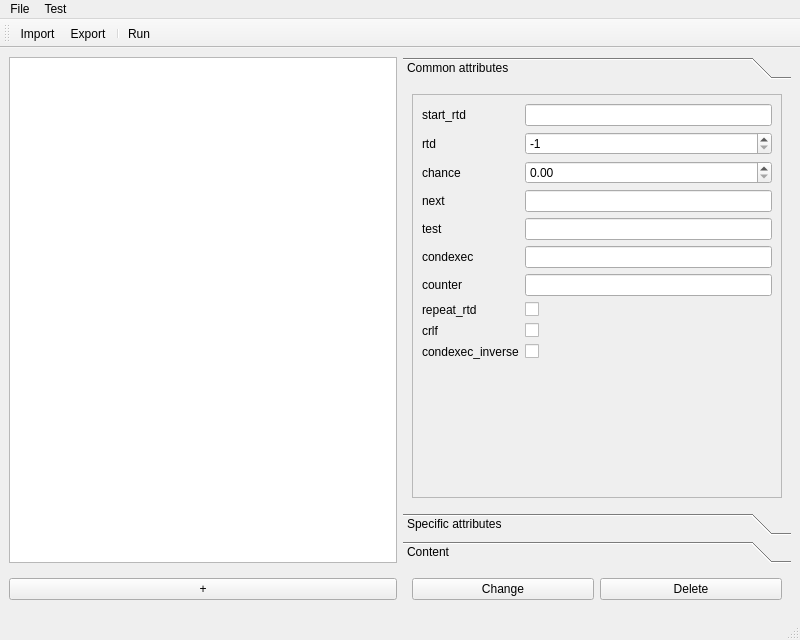
Above: gui/SIP-p-Draw.ui from KitKod/SIP-p-Draw-Client before the change. Below: the same form after it.
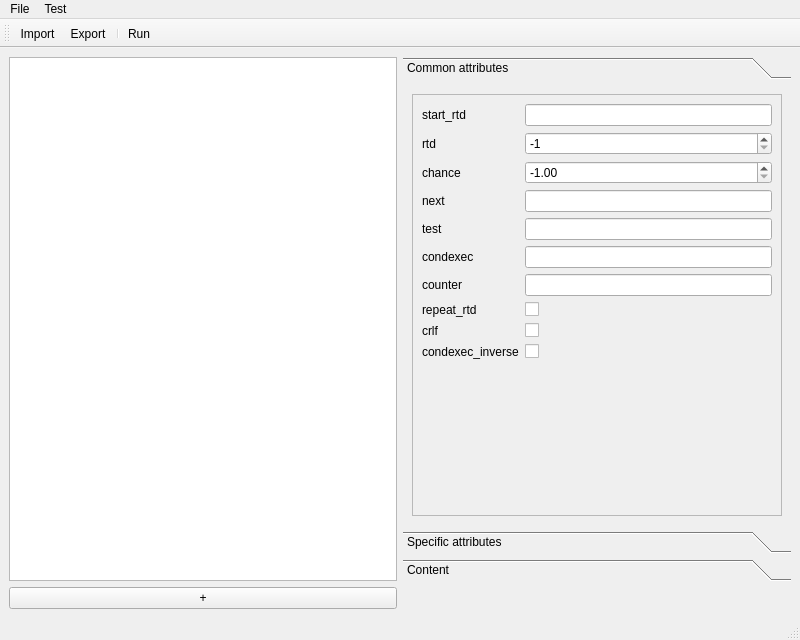
That is the form after the change. The open tabs and pages were chosen to show the change. Icons and pictures are not drawn.

```diff
--- a/gui/SIP-p-Draw.ui
+++ b/gui/SIP-p-Draw.ui
@@ -29,7 +29,7 @@
          <x>0</x>
          <y>0</y>
          <width>388</width>
-         <height>397</height>
+         <height>413</height>
         </rect>
        </property>
        <property name="sizePolicy">
@@ -62,7 +62,7 @@
              <x>0</x>
              <y>0</y>
              <width>368</width>
-             <height>377</height>
+             <height>393</height>
             </rect>
            </property>
            <layout class="QFormLayout" name="formLayout_5">
@@ -104,7 +104,14 @@
              </widget>
             </item>
             <item row="2" column="1">
-             <widget class="QDoubleSpinBox" name="attr__chance__doubleSpinBox"/>
+             <widget class="QDoubleSpinBox" name="attr__chance__doubleSpinBox">
+              <property name="minimum">
+               <double>-1.000000000000000</double>
+              </property>
+              <property name="value">
+               <double>-1.000000000000000</double>
+              </property>
+             </widget>
             </item>
             <item row="3" column="0">
              <widget class="QLabel" name="stab1Label_16">
@@ -846,38 +853,6 @@
     <item row="0" column="0">
      <widget class="QTableWidget" name="table_constructor"/>
     </item>
-    <item row="1" column="1">
-     <widget class="QStackedWidget" name="stackedWidget_2">
-      <property name="sizePolicy">
-       <sizepolicy hsizetype="Preferred" vsizetype="Maximum">
-        <horstretch>0</horstretch>
-        <verstretch>0</verstretch>
-       </sizepolicy>
-      </property>
-      <property name="currentIndex">
-       <number>0</number>
-      </property>
-      <widget class="QWidget" name="page_3">
-       <layout class="QHBoxLayout" name="horizontalLayout_2">
-        <item>
-         <widget class="QPushButton" name="pushButton_change">
-          <property name="text">
-           <string>Change</string>
-          </property>
-         </widget>
-        </item>
-        <item>
-         <widget class="QPushButton" name="pushButton_delete">
-          <property name="text">
-           <string>Delete</string>
-          </property>
-         </widget>
-        </item>
-       </layout>
-      </widget>
-      <widget class="QWidget" name="page_4"/>
-     </widget>
-    </item>
    </layout>
   </widget>
   <widget class="QMenuBar" name="menubar">
```
Left out of the diff: 8 changed lines with no effect on the pictures.
